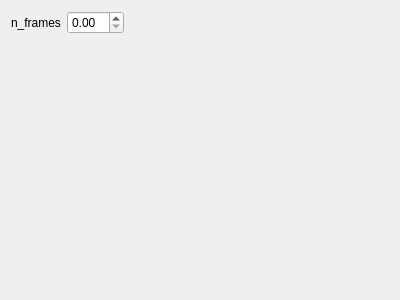
This is Auger/sem_sync_raster_details.ui in PromuInstrument/stackbot as Qt 5 draws it before an edit. The edited form follows.
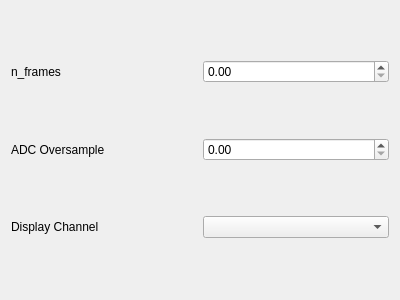
This is the edited form.

Commit message: sem_sync_raster_measure: allow selection of display channel

Patch:
```diff
--- a/Auger/sem_sync_raster_details.ui
+++ b/Auger/sem_sync_raster_details.ui
@@ -17,18 +17,12 @@
    <item row="0" column="1">
     <widget class="QDoubleSpinBox" name="n_frames_doubleSpinBox"/>
    </item>
-   <item row="0" column="2">
-    <spacer name="horizontalSpacer">
-     <property name="orientation">
-      <enum>Qt::Horizontal</enum>
+   <item row="2" column="0">
+    <widget class="QLabel" name="label_3">
+     <property name="text">
+      <string>Display Channel</string>
      </property>
-     <property name="sizeHint" stdset="0">
-      <size>
-       <width>40</width>
-       <height>20</height>
-      </size>
-     </property>
-    </spacer>
+    </widget>
    </item>
    <item row="0" column="0">
     <widget class="QLabel" name="label">
@@ -38,17 +32,17 @@
     </widget>
    </item>
    <item row="1" column="1">
-    <spacer name="verticalSpacer">
-     <property name="orientation">
-      <enum>Qt::Vertical</enum>
+    <widget class="QDoubleSpinBox" name="adc_oversample_doubleSpinBox"/>
+   </item>
+   <item row="1" column="0">
+    <widget class="QLabel" name="label_2">
+     <property name="text">
+      <string>ADC Oversample</string>
      </property>
-     <property name="sizeHint" stdset="0">
-      <size>
-       <width>20</width>
-       <height>40</height>
-      </size>
-     </property>
-    </spacer>
+    </widget>
+   </item>
+   <item row="2" column="1">
+    <widget class="QComboBox" name="display_chan_comboBox"/>
    </item>
   </layout>
  </widget>
```
The commit also changes 1 other file.
